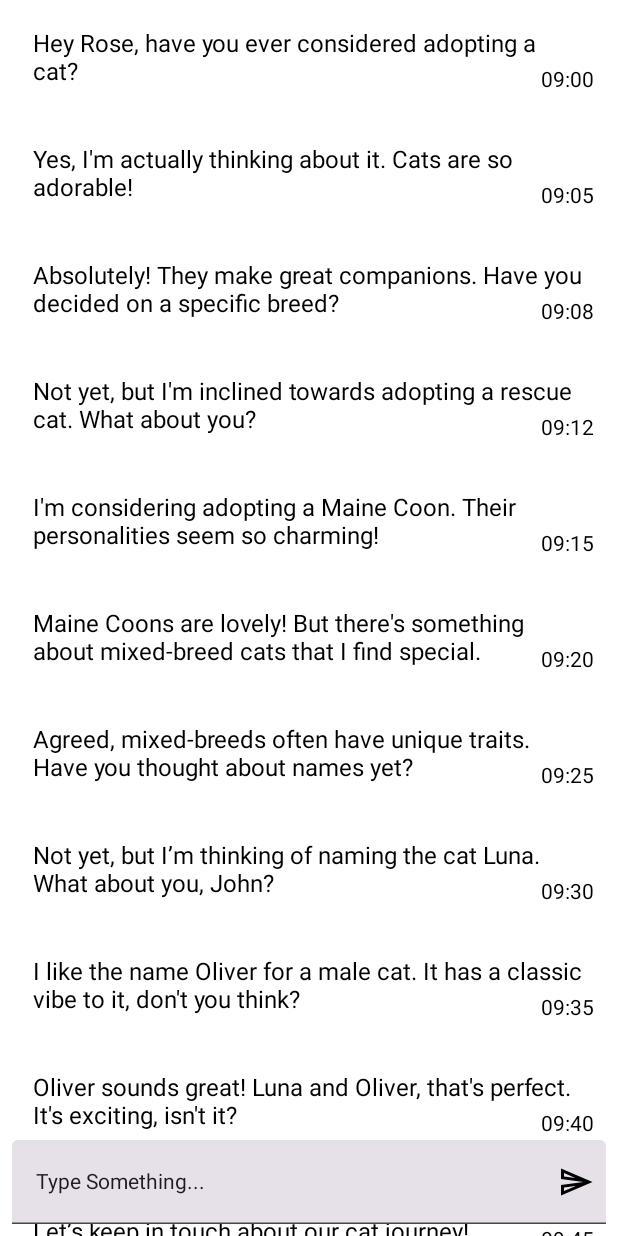
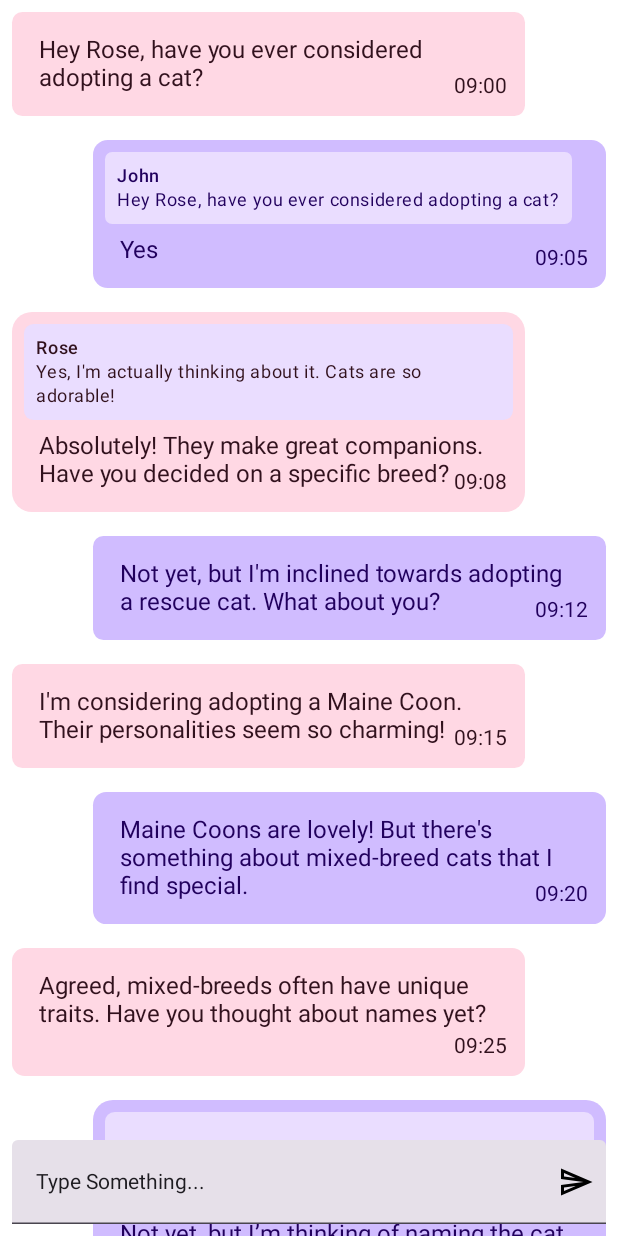
Before and after one commit to TinaT2/Wonderful-Compose, an Android app built with Jetpack Compose: the @Preview function MessageListPreview, on a phone screen of 412 x 824 dp. Run offline under Robolectric (Android 15) with nearby library versions, the phone set to English and light mode, and no system bars.

Commit message:
Replied box is added

```diff
--- a/app/src/main/java/com/example/wonderfulcompose/components/Statics.kt
+++ b/app/src/main/java/com/example/wonderfulcompose/components/Statics.kt
@@ -2,3 +2,4 @@ package com.example.wonderfulcompose.components
 
 const val ROUNDED_CORNER_PERCENTAGE_IMAGE = 20
 const val ROUNDED_CORNER_PERCENTAGE_TEXT = 20
+const val ROUNDED_CORNER_PERCENTAGE_CHAT = 10
--- a/app/src/main/java/com/example/wonderfulcompose/data/fake/MessageDummyData.kt
+++ b/app/src/main/java/com/example/wonderfulcompose/data/fake/MessageDummyData.kt
@@ -2,7 +2,7 @@ package com.example.wonderfulcompose.data.fake
 
 import com.example.wonderfulcompose.data.models.MessagePresenter
 
-val catAdoptionDiscussion = listOf(
+val messageList = listOf(
     MessagePresenter(
         body = "Hey Rose, have you ever considered adopting a cat?",
         userName = "John",
@@ -10,16 +10,20 @@ val catAdoptionDiscussion = listOf(
         userId = 2
     ),
     MessagePresenter(
-        body = "Yes, I'm actually thinking about it. Cats are so adorable!",
+        body = "Yes",
         userName = "Rose",
         createdAt = "09:05",
-        userId = 1
+        userId = 1,
+        repliedMessageBody = "Hey Rose, have you ever considered adopting a cat?",
+        repliedMessageUserName = "John"
     ),
     MessagePresenter(
         body = "Absolutely! They make great companions. Have you decided on a specific breed?",
         userName = "John",
         createdAt = "09:08",
-        userId = 2
+        userId = 2,
+        repliedMessageBody = "Yes, I'm actually thinking about it. Cats are so adorable!",
+        repliedMessageUserName = "Rose"
     ),
     MessagePresenter(
         body = "Not yet, but I'm inclined towards adopting a rescue cat. What about you?",
@@ -49,7 +53,8 @@ val catAdoptionDiscussion = listOf(
         body = "Not yet, but I’m thinking of naming the cat Luna. What about you, John?",
         userName = "Rose",
         createdAt = "09:30",
-        userId = 1
+        userId = 1,
+        repliedMessageBody = "Not yet, but I’m thinking of naming the cat Luna. What about you, John?"
     ),
     MessagePresenter(
         body = "I like the name Oliver for a male cat. It has a classic vibe to it, don't you think?",
@@ -93,7 +98,9 @@ val catAdoptionDiscussion = listOf(
         body = "Yes, there was a lovely tabby. I'm thinking she might be the one!",
         userName = "John",
         createdAt = "10:10",
-        userId = 2
+        userId = 2,
+        repliedMessageBody = "That's amazing! I can imagine the fun you had. Did you meet any particular cat?",
+        repliedMessageUserName = "Rose"
     ),
     MessagePresenter(
         body = "Tabbies are charming! What about her made you feel a connection?",
--- a/app/src/main/java/com/example/wonderfulcompose/data/models/Message.kt
+++ b/app/src/main/java/com/example/wonderfulcompose/data/models/Message.kt
@@ -4,5 +4,9 @@ data class MessagePresenter(
     val body: String,
     val userName: String,
     val createdAt: String,
-    val userId: Int
+    val userId: Int,
+    val repliedMessageBody: String? = null,
+    val repliedMessageUserName: String? = null,
 )
+
+fun MessagePresenter.isMessageMine() = this.userId == 1
--- a/app/src/main/java/com/example/wonderfulcompose/ui/profile/CatProfile.kt
+++ b/app/src/main/java/com/example/wonderfulcompose/ui/profile/CatProfile.kt
@@ -38,7 +38,7 @@ import com.example.wonderfulcompose.components.PreviewUtil
 import com.example.wonderfulcompose.components.ROUNDED_CORNER_PERCENTAGE_IMAGE
 import com.example.wonderfulcompose.components.ROUNDED_CORNER_PERCENTAGE_TEXT
 import com.example.wonderfulcompose.components.debugPlaceholder
-import com.example.wonderfulcompose.data.fake.catAdoptionDiscussion
+import com.example.wonderfulcompose.data.fake.messageList
 import com.example.wonderfulcompose.data.fake.catList
 import com.example.wonderfulcompose.ui.theme.rainbowColorsBrush
 
@@ -121,7 +121,7 @@ fun OnTabSelected(state: Int, modifier: Modifier, index: Int) {
         }
 
         1 -> {
-            MessageList(messageList = catAdoptionDiscussion)
+            MessageList(messageList = messageList)
         }
     }
 
--- a/app/src/main/java/com/example/wonderfulcompose/ui/profile/Messenger.kt
+++ b/app/src/main/java/com/example/wonderfulcompose/ui/profile/Messenger.kt
@@ -1,15 +1,23 @@
 package com.example.wonderfulcompose.ui.profile
 
 import androidx.compose.foundation.Image
+import androidx.compose.foundation.background
 import androidx.compose.foundation.layout.Box
+import androidx.compose.foundation.layout.Column
+import androidx.compose.foundation.layout.IntrinsicSize
+import androidx.compose.foundation.layout.PaddingValues
 import androidx.compose.foundation.layout.fillMaxSize
 import androidx.compose.foundation.layout.fillMaxWidth
+import androidx.compose.foundation.layout.height
 import androidx.compose.foundation.layout.padding
+import androidx.compose.foundation.layout.width
 import androidx.compose.foundation.layout.wrapContentHeight
 import androidx.compose.foundation.lazy.LazyColumn
 import androidx.compose.foundation.lazy.items
+import androidx.compose.foundation.shape.RoundedCornerShape
 import androidx.compose.material.icons.Icons
 import androidx.compose.material.icons.automirrored.outlined.Send
+import androidx.compose.material3.MaterialTheme
 import androidx.compose.material3.Text
 import androidx.compose.material3.TextField
 import androidx.compose.runtime.Composable
@@ -18,24 +26,24 @@ import androidx.compose.runtime.mutableStateOf
 import androidx.compose.runtime.remember
 import androidx.compose.ui.Alignment
 import androidx.compose.ui.Modifier
+import androidx.compose.ui.graphics.Color
 import androidx.compose.ui.res.stringResource
+import androidx.compose.ui.text.style.TextOverflow
 import androidx.compose.ui.unit.dp
 import com.example.wonderfulcompose.R
 import com.example.wonderfulcompose.components.PreviewUtil
+import com.example.wonderfulcompose.components.ROUNDED_CORNER_PERCENTAGE_CHAT
 import com.example.wonderfulcompose.components.chatflexbox.ChatFlexBoxLayout
-import com.example.wonderfulcompose.data.fake.catAdoptionDiscussion
+import com.example.wonderfulcompose.data.fake.messageList
 import com.example.wonderfulcompose.data.models.MessagePresenter
+import com.example.wonderfulcompose.data.models.isMessageMine
 
 @Composable
 fun MessageList(messageList: List<MessagePresenter>) {
     Box(modifier = Modifier.fillMaxSize()) {
         LazyColumn {
             items(messageList) { message ->
-                TextMessageItem(
-                    body = message.body,
-                    userName = message.userName,
-                    message.createdAt
-                )
+                TextMessageItem(message)
             }
         }
         var text = remember { mutableStateOf("Type Something...") }
@@ -51,8 +59,7 @@ private fun MessengerInput(text: MutableState<String>, modifier: Modifier) {
     Box(
         modifier = modifier
             .fillMaxWidth()
-            .padding(8.dp),
-        contentAlignment = Alignment.BottomCenter
+            .padding(8.dp), contentAlignment = Alignment.BottomCenter
     ) {
         TextField(
             value = text.value,
@@ -71,34 +78,88 @@ private fun MessengerInput(text: MutableState<String>, modifier: Modifier) {
         )
     }
 }
+
 @Composable
-fun TextMessageItem(body: String, userName: String, time: String) {
-    ChatFlexBoxLayout(
+fun TextMessageItem(messagePresenter: MessagePresenter) {
+
+    messagePresenter.apply {
+        val bubbleColor = if (isMessageMine()) MaterialTheme.colorScheme.inversePrimary
+        else MaterialTheme.colorScheme.tertiaryContainer
+        val textColor = if (isMessageMine()) MaterialTheme.colorScheme.onPrimaryContainer
+        else MaterialTheme.colorScheme.onTertiaryContainer
+        val chatMaxPadding = 54.dp
+        Box(
             modifier = Modifier
                 .padding(8.dp)
+                .padding(
+                    if (isMessageMine()) PaddingValues(
+                        start = chatMaxPadding
+                    ) else PaddingValues(
+                        end = chatMaxPadding
+                    )
+                )
+                .background(
+                    color = bubbleColor,
+                    shape = RoundedCornerShape(ROUNDED_CORNER_PERCENTAGE_CHAT)
+                )
+                .padding(8.dp)
+        ) {
+            Column {
+                RepliedBox(textColor)
+                ChatFlexBoxLayout(modifier = Modifier
                     .fillMaxWidth()
                     .wrapContentHeight()
-            .padding(8.dp),
+                    .padding(4.dp),
                     text = body,
+                    color = textColor,
                     messageStat = {
-            Text(text = time)
+                        Text(text = createdAt, color = textColor)
+                    })
             }
+        }
+    }
+}
+
+@Composable
+private fun MessagePresenter.RepliedBox(textColor: Color) {
+    repliedMessageBody?.let {
+        Box(
+            modifier = Modifier
+                .background(
+                    MaterialTheme.colorScheme.primaryContainer,
+                    shape = RoundedCornerShape(ROUNDED_CORNER_PERCENTAGE_CHAT)
                 )
+                .padding(8.dp)
+        ) {
+            Column {
+                Text(
+                    text = repliedMessageUserName ?: "",
+                    style = MaterialTheme.typography.labelMedium,
+                    color = textColor
+                )
+                Text(
+                    text = it,
+                    style = MaterialTheme.typography.bodySmall,
+                    color = textColor,
+                    maxLines = 2,
+                    overflow = TextOverflow.Ellipsis
+                )
+
+            }
+
+        }
+    }
 }
 
 
 @PreviewUtil
 @Composable
 fun MessageListPreview() {
-    MessageList(catAdoptionDiscussion)
+    MessageList(messageList)
 }
 
 @PreviewUtil
 @Composable
 fun TextMessageItemPreview() {
-    TextMessageItem(
-        body = "Absolutely! Looking forward to the joy they’ll bring. Let’s",
-        userName = "John",
-        "06:06"
-    )
+    TextMessageItem(messageList[0])
 }
```
Lines whose indentation alone changed are shown as unchanged.
